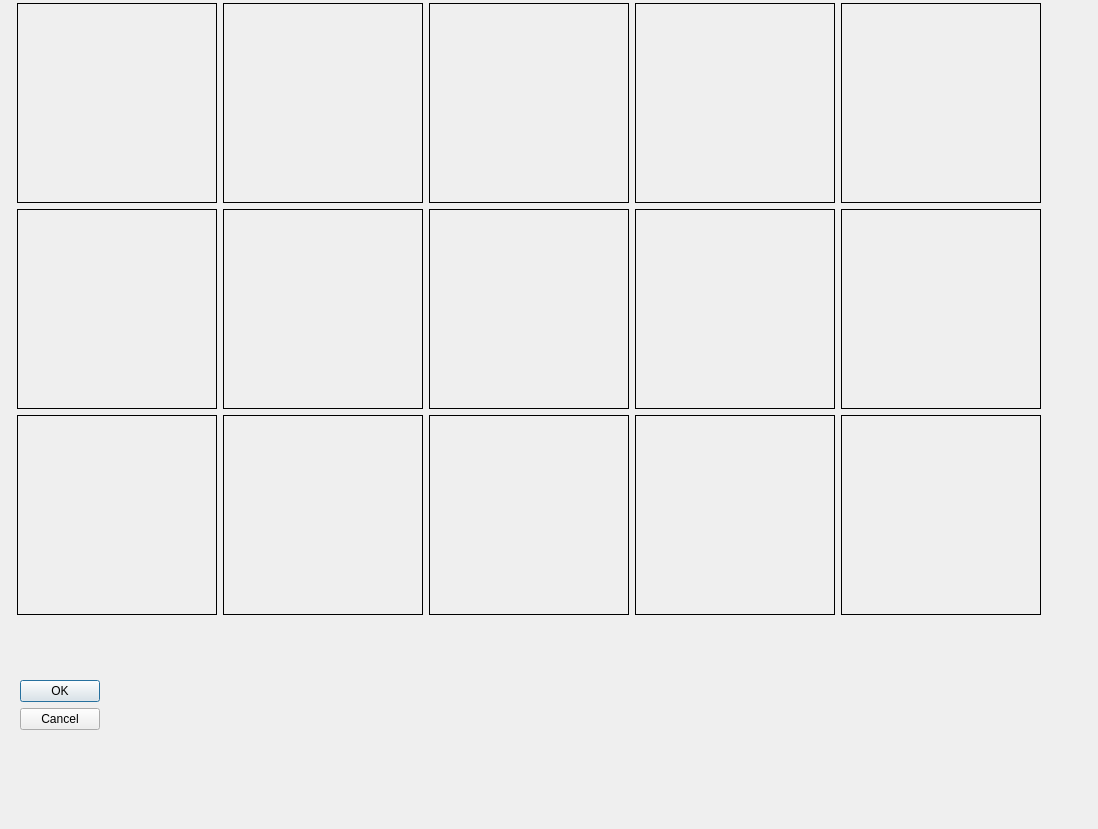
Before: the Qt Designer form interface.ui in codygula/ImageViewer, drawn with Qt 5.
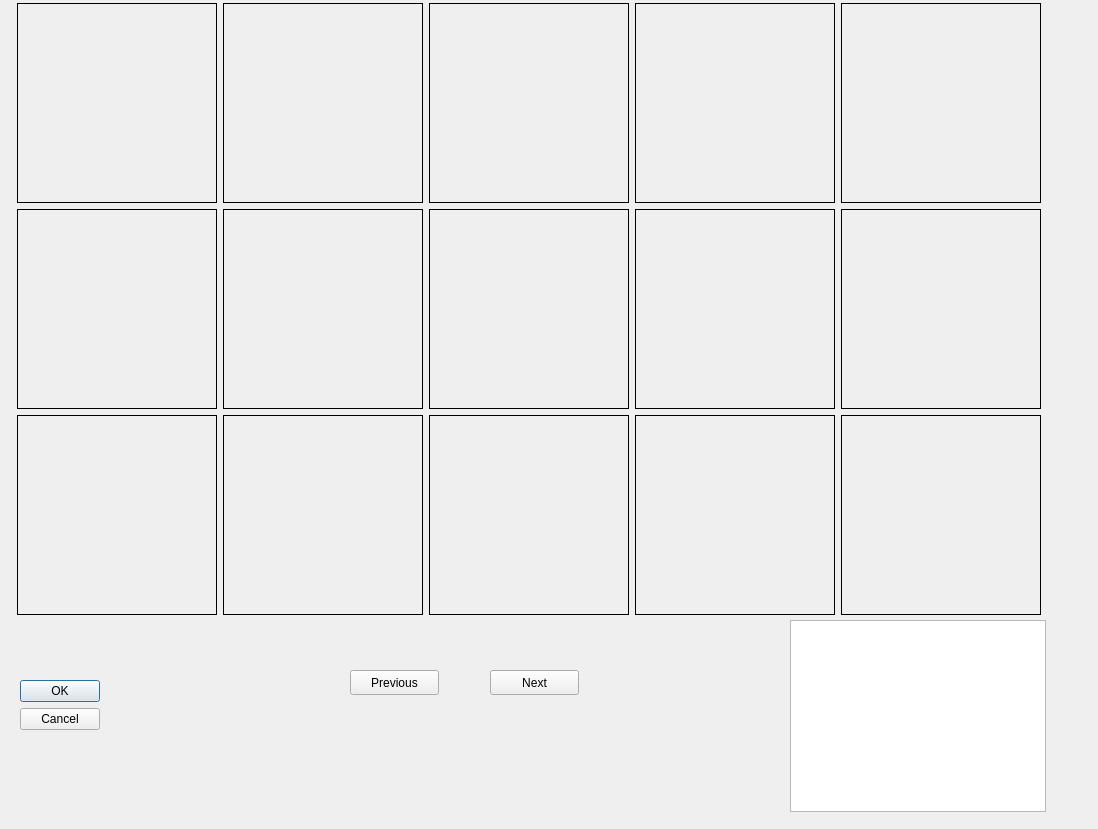
After: the same form once the commit is applied.

```diff
--- a/interface.ui
+++ b/interface.ui
@@ -29,6 +29,42 @@
     <set>QDialogButtonBox::Cancel|QDialogButtonBox::Ok</set>
    </property>
   </widget>
+  <widget class="QPushButton" name="NextButton">
+   <property name="geometry">
+    <rect>
+     <x>490</x>
+     <y>670</y>
+     <width>89</width>
+     <height>25</height>
+    </rect>
+   </property>
+   <property name="text">
+    <string>Next</string>
+   </property>
+  </widget>
+  <widget class="QPushButton" name="PreviousButton">
+   <property name="geometry">
+    <rect>
+     <x>350</x>
+     <y>670</y>
+     <width>89</width>
+     <height>25</height>
+    </rect>
+   </property>
+   <property name="text">
+    <string>Previous</string>
+   </property>
+  </widget>
+  <widget class="QListWidget" name="PhotoData">
+   <property name="geometry">
+    <rect>
+     <x>790</x>
+     <y>620</y>
+     <width>256</width>
+     <height>192</height>
+    </rect>
+   </property>
+  </widget>
   <widget class="QWidget" name="">
    <property name="geometry">
     <rect>
```
